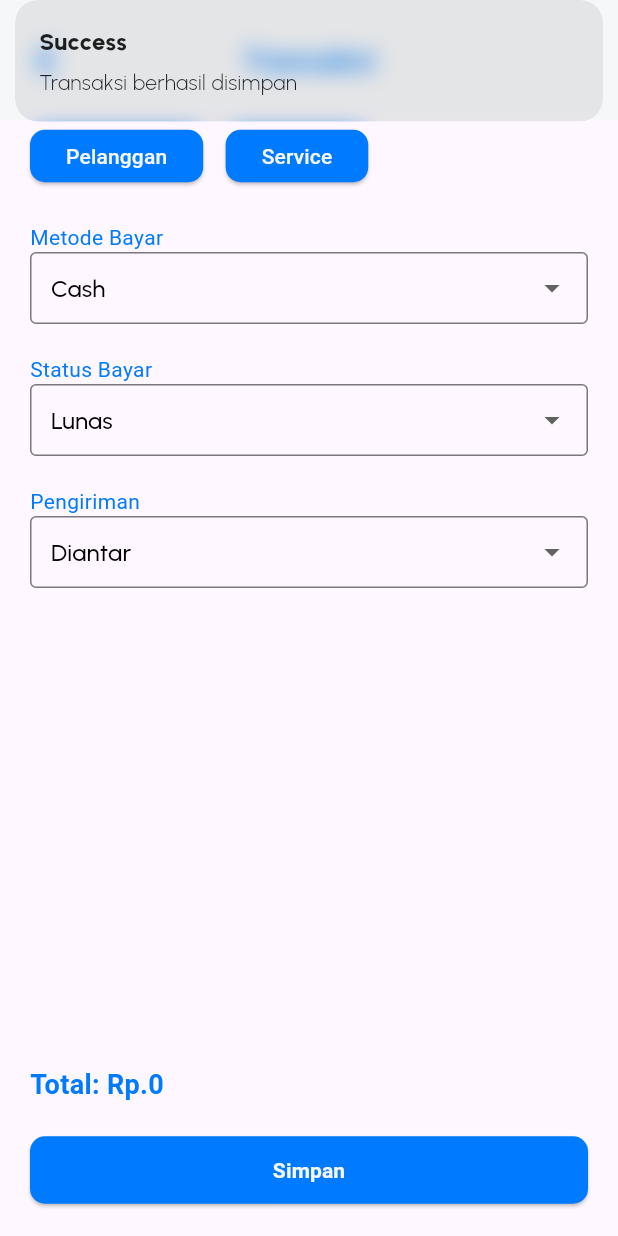
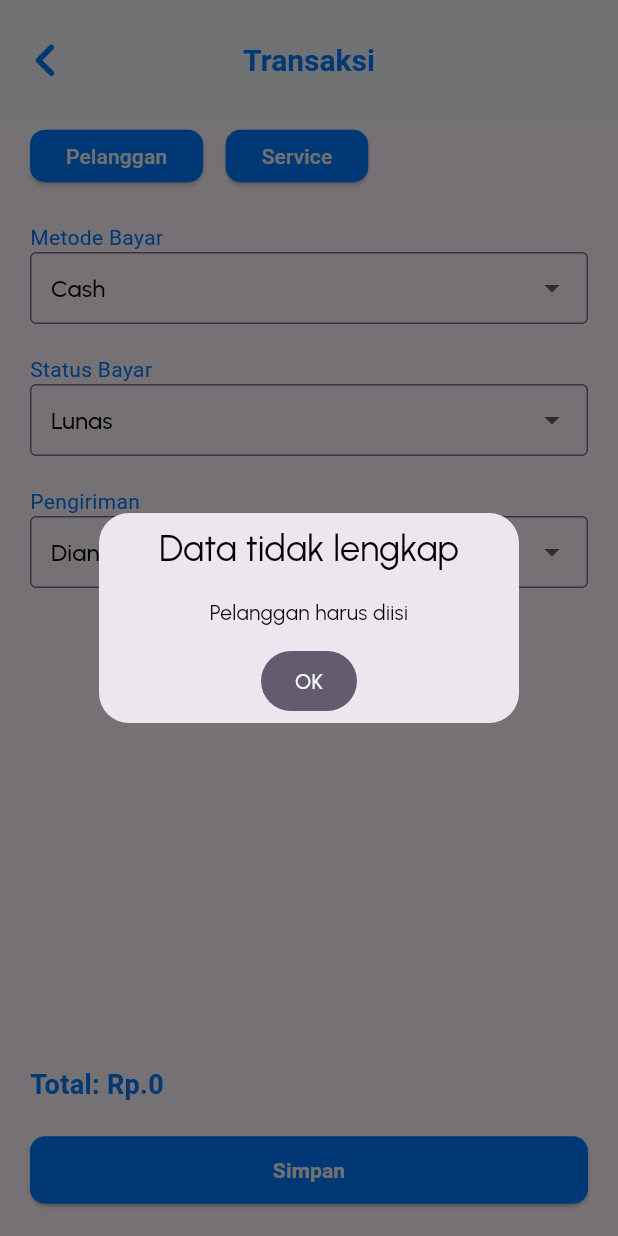
Before and after one commit to JonathanZefanya/capstone, a Flutter app: the TransaksiView screen opened by its route, after a tap on "Simpan", on a phone screen of 412 x 824 dp. Run offline on Flutter 3.47's test engine with Material 3 defaults, Android fonts, the phone set to English and light mode, and no system bars; our stand-ins replace cloud_firestore, firebase_auth, firebase_core, get, google_fonts; accounts and stored records are empty.

Commit message:
feat: add validation for customer and service input in TransaksiView

```diff
--- a/lib/app/modules/transaksi/views/transaksi_view.dart
+++ b/lib/app/modules/transaksi/views/transaksi_view.dart
@@ -182,6 +182,21 @@ class TransaksiView extends GetView<TransaksiController> {
                       return const SizedBox.shrink();
                     }
                   }),
+                    // Obx(() {
+                    // if (controller.selectedPelanggan.value.isEmpty) {
+                    //   return const Text(
+                    //   "Pelanggan harus diisi",
+                    //   style: TextStyle(
+                    //     color: Colors.red,
+                    //     fontFamily: 'Poppins',
+                    //     fontSize: 16,
+                    //     fontWeight: FontWeight.w600,
+                    //   ),
+                    //   );
+                    // } else {
+                    //   return const SizedBox.shrink();
+                    // }
+                    // }),
                   Obx(() {
                     var cuciSetrikaList = controller.selectedcuciSetrika;
                     if (cuciSetrikaList.isNotEmpty) {
@@ -304,7 +319,7 @@ class TransaksiView extends GetView<TransaksiController> {
                                                     Service['jumlah'] != null
                                                       ? Service['jumlah']
                                                         .toString()
-                                                            : '',
+                                                      : '1',
                                                   keyboardType:
                                                     const TextInputType
                                                       .numberWithOptions(
@@ -492,7 +507,31 @@ class TransaksiView extends GetView<TransaksiController> {
                 ),
               ),
               onPressed: () async {
+                // Jika pelanggan kosong dan service kosong maka akan muncul dialog data tidak lengkap
+                if (controller.selectedPelanggan.value.isEmpty){
+                  Get.defaultDialog(
+                    title: "Data tidak lengkap",
+                    middleText: "Pelanggan harus diisi",
+                    textConfirm: "OK",
+                    confirmTextColor: Constants.scaffoldbackgroundColor,
+                    onConfirm: () {
+                      Get.back();
+                    },
+                  );
+                } else if (controller.selectedService.isEmpty || controller.selectedcuciSetrika.isEmpty){
+                  Get.defaultDialog(
+                    title: "Data tidak lengkap",
+                    middleText: "service harus diisi",
+                    textConfirm: "OK",
+                    confirmTextColor: Constants.scaffoldbackgroundColor,
+                    onConfirm: () {
+                      Get.back();
+                    },
+                  );
+                } else {
                   controller.saveTransaksi();
+                }
+                // controller.saveTransaksi();
               },
               child: const Text(
                 "Simpan",
```
Lines whose indentation alone changed are shown as unchanged.
